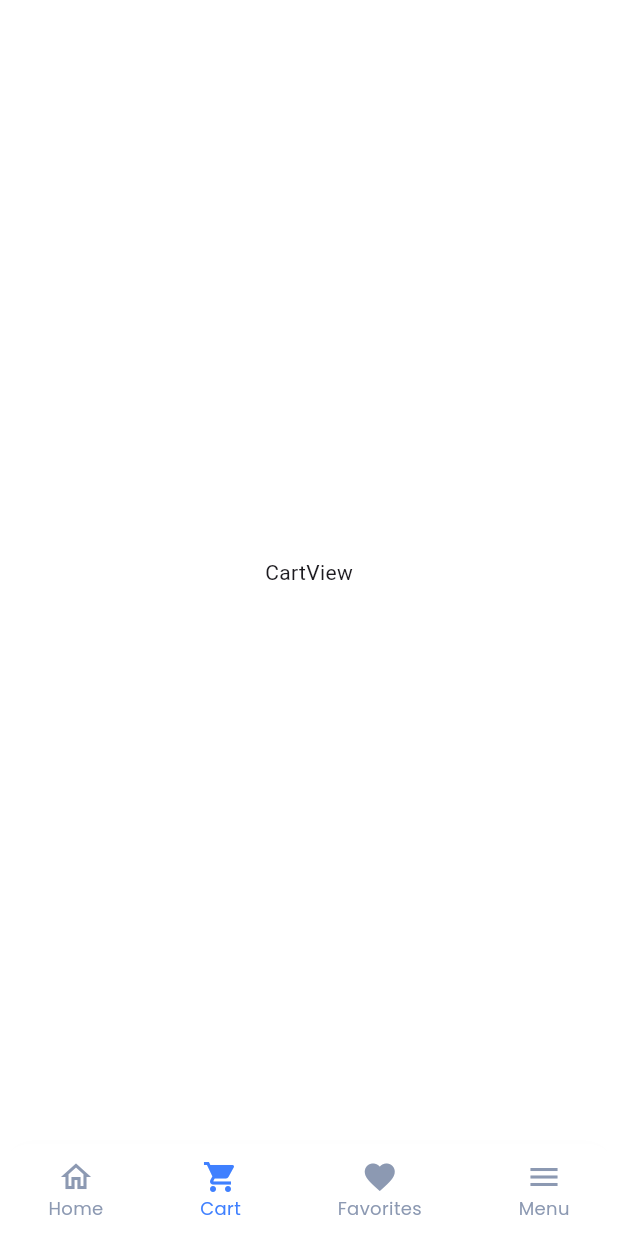
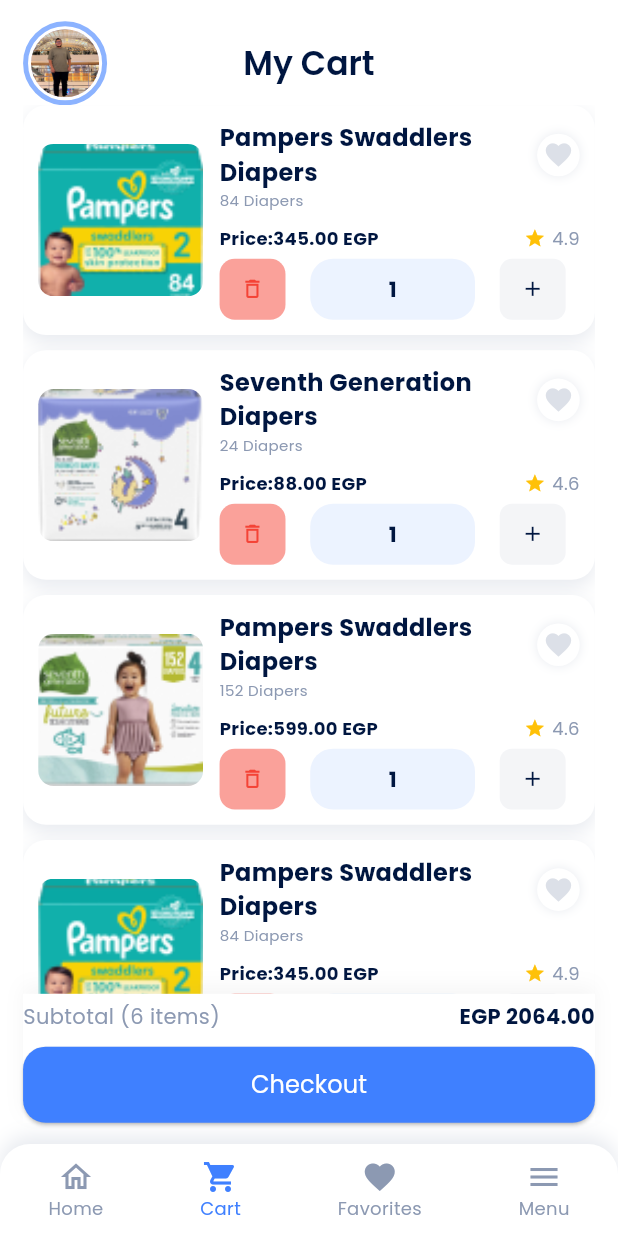
Before and after one commit to khaledmohd202/marketi, a Flutter app: the screen it shows after launch, item 2 of the bottom bar chosen, on a phone screen of 412 x 824 dp. Run offline on Flutter 3.47's test engine with Material 3 defaults, Android fonts, the phone set to English and light mode, and no system bars; our stand-ins replace dartz, dio, flutter_bloc, flutter_screenutil, get_it, jwt_decoder and 3 more.

Commit message:
Cart View is Done "UI"

```diff
--- a/lib/core/common/widgets/category_card.dart
+++ b/lib/core/common/widgets/category_card.dart
@@ -29,7 +29,7 @@
               borderRadius: BorderRadius.circular(10.r),
               //
               // ignore: deprecated_member_use
-              // color: MarketiColors.greyColor.withOpacity(0.1),
+              // color:Colors.grey.withValues(alpha: 0.1)
               border: Border.all(
                 color: MarketiColors.lightBlue100Color,
                 // color: Colors.transparent,
--- /dev/null
+++ b/lib/core/common/widgets/custom_circle_avatar.dart
@@ -0,0 +1,41 @@
+import 'package:flutter/material.dart';
+import 'package:flutter_screenutil/flutter_screenutil.dart';
+import 'package:marketi/core/const/images/marketi_images.dart';
+import 'package:marketi/core/themes/colors/marketi_colors.dart';
+
+class CustomCircleAvatar extends StatelessWidget {
+  const CustomCircleAvatar({
+    super.key, this.onTap,
+  });
+
+  final VoidCallback? onTap;
+
+  @override
+  Widget build(BuildContext context) {
+    return InkWell(
+      onTap: onTap,
+      child: Container(
+        height: 60.h,
+        width: 60.w,
+        decoration: BoxDecoration(
+          borderRadius: BorderRadius.circular(30.r),
+          border: BoxBorder.all(
+            color: MarketiColors.lightBlue500Color,
+            width: 3.w,
+          ),
+        ),
+        child: Padding(
+          padding: const EdgeInsets.all(2),
+          child: CircleAvatar(
+            radius: 25.r,
+            backgroundImage: const AssetImage(MarketiImages.khaled),
+            // backgroundImage: NetworkImage(
+            //   CacheHelper().getDataString(key: ApiKey.image) ??
+            //       MarketiImages.khaled,
+            // ),
+          ),
+        ),
+      ),
+    );
+  }
+}
--- /dev/null
+++ b/lib/core/common/widgets/favorites_icon.dart
@@ -0,0 +1,41 @@
+import 'package:flutter/material.dart';
+import 'package:flutter_screenutil/flutter_screenutil.dart';
+import 'package:marketi/core/themes/colors/marketi_colors.dart';
+
+class FavoritesIcon extends StatelessWidget {
+  const FavoritesIcon({
+    required this.iconWidget,
+    super.key,
+    this.onTap,
+  });
+
+  final VoidCallback? onTap;
+  final Widget iconWidget;
+
+  @override
+  Widget build(BuildContext context) {
+    return Positioned(
+      top: 8.h,
+      right: 8.w,
+      child: GestureDetector(
+        onTap: onTap,
+        child: Container(
+          padding: EdgeInsets.all(4.r),
+          decoration: BoxDecoration(
+            color: Colors.white,
+            shape: BoxShape.circle,
+            boxShadow: [
+              BoxShadow(
+                color: MarketiColors.greyColor.withValues(
+                  alpha: 0.2,
+                ),
+                blurRadius: 5,
+              ),
+            ],
+          ),
+          child: iconWidget,
+        ),
+      ),
+    );
+  }
+}
--- a/lib/core/common/widgets/product_card.dart
+++ b/lib/core/common/widgets/product_card.dart
@@ -1,5 +1,6 @@
 import 'package:flutter/material.dart';
 import 'package:flutter_screenutil/flutter_screenutil.dart';
+import 'package:marketi/core/common/widgets/favorites_icon.dart';
 import 'package:marketi/core/themes/colors/marketi_colors.dart';
 import 'package:marketi/core/themes/styles/marketi_text_styles.dart';
 
@@ -47,9 +48,7 @@
           color: Colors.transparent,
           boxShadow: [
             BoxShadow(
-              //
-              // ignore: deprecated_member_use
-              color: Colors.grey.withOpacity(0.1),
+              color: MarketiColors.greyColor.withValues(alpha: 0.1),
               blurRadius: 10,
               offset: const Offset(0, 5),
             ),
@@ -83,7 +82,7 @@
                     ),
                   ),
                   // Discount Badge
-                  if( widget.discount != null )
+                  if (widget.discount != null)
                     Positioned(
                       top: 8.h,
                       left: 8.w,
@@ -106,37 +105,18 @@
                       ),
                     ),
                   // Favorite Icon
-                  Positioned(
-                    top: 8.h,
-                    right: 8.w,
-                    child: GestureDetector(
+                  FavoritesIcon(
                     onTap: () {
                       setState(() {
                         _isFavorite = !_isFavorite;
                       });
                     },
-                      child: Container(
-                        padding: EdgeInsets.all(4.r),
-                        decoration: BoxDecoration(
-                          color: Colors.white,
-                          shape: BoxShape.circle,
-                          boxShadow: [
-                            BoxShadow(
-                              //
-                              // ignore: deprecated_member_use
-                              color: Colors.grey.withOpacity(0.2),
-                              blurRadius: 5,
-                            ),
-                          ],
-                        ),
-                        child: Icon(
-                          _isFavorite ? Icons.favorite : Icons.favorite_outline,
+                    iconWidget: Icon(
+                      widget.selectedIcon,
                       size: 20.r,
                       color: _isFavorite
-                              ? MarketiColors.darkBlue100Color
-                              : MarketiColors.greyColor,
-                        ),
-                      ),
+                          ? MarketiColors.lightBlue900Color
+                          : MarketiColors.greyColor.withValues(alpha: 0.3),
                     ),
                   ),
                 ],
@@ -183,7 +163,7 @@
                       ),
                     ],
                   ),
-                  // tile
+                  // title
                   Text(
                     widget.name,
                     style: MarketiTextStyles.textStyle12.copyWith(
--- a/lib/core/const/images/marketi_images.dart
+++ b/lib/core/const/images/marketi_images.dart
@@ -41,4 +41,9 @@
   static const String townTeamLogo = 'assets/images/home/town_team_logo.png';
   static const String jblLogo = 'assets/images/home/jbl_logo.png';
   static const String sonyLogo = 'assets/images/home/sony_logo.png';
+
+  // Cart Images
+  static const String pampersCart1 = 'assets/images/cart/pampers_cart1.png';
+  static const String pampersCart2 = 'assets/images/cart/pampers_cart2.png';
+  static const String pampersCart3 = 'assets/images/cart/pampers_cart3.png';
 }
--- a/lib/core/routing/app_routes.dart
+++ b/lib/core/routing/app_routes.dart
@@ -12,7 +12,7 @@
 import 'package:marketi/features/auth/presentation/view/verification_code_with_phone.dart';
 import 'package:marketi/features/auth/presentation/view_model/sign_in_cubit.dart';
 import 'package:marketi/features/auth/presentation/view_model/sign_up_cubit.dart';
-import 'package:marketi/features/cart/data/repo/view/cart_view.dart';
+import 'package:marketi/features/cart/presentation/view/cart_view.dart';
 import 'package:marketi/features/favorites/presentation/view/favorites_view.dart';
 import 'package:marketi/features/home/presentation/view/home_view.dart';
 import 'package:marketi/features/main/presentation/view/main_view.dart';
--- a/lib/features/cart/data/repo/view/cart_view.dart
+++ /dev/null
@@ -1,15 +0,0 @@
-import 'package:flutter/material.dart';
-
-class CartView extends StatelessWidget {
-  const CartView({super.key});
-
-  @override
-  Widget build(BuildContext context) {
-    return const Scaffold(
-      // appBar: AppBar(title: Text('MenuView'),),
-      body: Center(
-        child: Text('CartView'),
-      ),
-    );
-  }
-}
--- /dev/null
+++ b/lib/features/cart/presentation/view/cart_view.dart
@@ -0,0 +1,106 @@
+import 'package:flutter/material.dart';
+import 'package:flutter_screenutil/flutter_screenutil.dart';
+import 'package:marketi/core/const/images/marketi_images.dart';
+import 'package:marketi/features/cart/presentation/widgets/cart_bottom.dart';
+import 'package:marketi/features/cart/presentation/widgets/cart_header.dart';
+import 'package:marketi/features/cart/presentation/widgets/cart_product_card.dart';
+
+class CartView extends StatefulWidget {
+  const CartView({super.key});
+
+  @override
+  State<CartView> createState() => _CartViewState();
+}
+
+class _CartViewState extends State<CartView> {
+  @override
+  Widget build(BuildContext context) {
+    return SafeArea(
+      child: Padding(
+        padding: EdgeInsets.symmetric(horizontal: 14.w, vertical: 14.h),
+        child: Column(
+          children: [
+            // Header
+            const CartAndFavoriteHeader(
+              title: 'My Cart',
+            ),
+            // Products List
+            Expanded(
+              child: ListView.separated(
+                itemCount: _productImages.length,
+                separatorBuilder: (context, index) => SizedBox(height: 10.h),
+                itemBuilder: (context, index) {
+                  return CartProductCard(
+                    image: _productImages[index],
+                    productTitle: _productNames[index],
+                    description: _productDescriptions[index],
+                    price: _productPrices[index],
+                    rating: _productRatings[index],
+                    selectedIcon: Icons.favorite,
+                  );
+                },
+              ),
+            ),
+            // Checkout Button
+            CartBottom(
+              totalItems: _productImages.length.toString(),
+              totalPrice: _totalPrice.toStringAsFixed(2),
+              onPressed: () {
+                // Handle checkout logic here
+              },
+            ),
+          ],
+        ),
+      ),
+    );
+  }
+}
+
+double get _totalPrice {
+  return _productPrices.fold(0, (sum, price) => sum + double.parse(price));
+}
+
+final List<String> _productImages = [
+  MarketiImages.pampersCart1,
+  MarketiImages.pampersCart2,
+  MarketiImages.pampersCart3,
+  MarketiImages.pampersCart1,
+  MarketiImages.pampersCart2,
+  MarketiImages.pampersCart3,
+];
+
+final List<String> _productNames = [
+  'Pampers Swaddlers Diapers',
+  'Seventh Generation Diapers',
+  'Pampers Swaddlers Diapers',
+  'Pampers Swaddlers Diapers',
+  'Seventh Generation Diapers',
+  'Pampers Swaddlers Diapers',
+];
+
+final List<String> _productDescriptions = [
+  '84 Diapers',
+  '24 Diapers',
+  '152 Diapers',
+  '84 Diapers',
+  '24 Diapers',
+  '152 Diapers',
+];
+
+final List<String> _productPrices = [
+  '345.00',
+  '88.00',
+  '599.00',
+  '345.00',
+  '88.00',
+  '599.00',
+];
+
+final List<String> _productRatings = [
+  '4.9',
+  '4.6',
+  '4.6',
+  '4.9',
+  '4.6',
+  '4.6',
+];
--- /dev/null
+++ b/lib/features/cart/presentation/widgets/cart_bottom.dart
@@ -0,0 +1,66 @@
+import 'package:flutter/material.dart';
+import 'package:flutter_screenutil/flutter_screenutil.dart';
+import 'package:marketi/core/common/widgets/custom_elevated_button.dart';
+import 'package:marketi/core/themes/colors/marketi_colors.dart';
+import 'package:marketi/core/themes/styles/marketi_text_styles.dart';
+
+class CartBottom extends StatelessWidget {
+  const CartBottom({
+    required this.totalItems,
+    required this.totalPrice,
+    required this.onPressed,
+    super.key,
+  });
+  final String totalItems;
+  final String totalPrice;
+  final void Function() onPressed;
+
+  @override
+  Widget build(BuildContext context) {
+    return Container(
+      // padding: EdgeInsets.symmetric(horizontal: 15.w, vertical: 15.h),
+      decoration: BoxDecoration(
+        color: Colors.white,
+        boxShadow: [
+          BoxShadow(
+            color: Colors.grey.withValues(alpha: 0.1),
+            blurRadius: 10,
+            offset: const Offset(0, -5),
+          ),
+        ],
+      ),
+      child: Column(
+        children: [
+          SizedBox(height: 5.h),
+          Row(
+            mainAxisAlignment: MainAxisAlignment.spaceBetween,
+            children: [
+              Text(
+                'Subtotal ($totalItems items)',
+                style: MarketiTextStyles.textStyle14.copyWith(
+                  color: MarketiColors.greyColor,
+                ),
+              ),
+              Text(
+                'EGP $totalPrice',
+                style: MarketiTextStyles.textStyle14.copyWith(
+                  fontWeight: FontWeight.bold,
+                  color: MarketiColors.darkBlue900Color,
+                ),
+              ),
+            ],
+          ),
+          SizedBox(height: 10.h),
+          CustomButton(
+            onPressed: onPressed,
+            text: 'Checkout',
+            width: double.infinity,
+            height: 50.h,
+            backgroundColor: MarketiColors.lightBlue900Color,
+            textColor: Colors.white,
+          ),
+        ],
+      ),
+    );
+  }
+}
--- /dev/null
+++ b/lib/features/cart/presentation/widgets/cart_header.dart
@@ -0,0 +1,26 @@
+import 'package:flutter/material.dart';
+import 'package:marketi/core/common/widgets/custom_circle_avatar.dart';
+import 'package:marketi/core/common/widgets/text_app.dart';
+import 'package:marketi/core/themes/colors/marketi_colors.dart';
+import 'package:marketi/core/themes/styles/marketi_text_styles.dart';
+
+class CartAndFavoriteHeader extends StatelessWidget {
+  const CartAndFavoriteHeader({required this.title, super.key});
+  final String title;
+
+  @override
+  Widget build(BuildContext context) {
+    return AppBar(
+      backgroundColor: Colors.white,
+      elevation: 0,
+      leading: CustomCircleAvatar(onTap: () {}),
+      centerTitle: true,
+      title: TextApp(
+        text: title,
+        theme: MarketiTextStyles.textStyle22.copyWith(
+          color: MarketiColors.darkBlue900Color,
+        ),
+      ),
+    );
+  }
+}
--- /dev/null
+++ b/lib/features/cart/presentation/widgets/cart_product_card.dart
@@ -0,0 +1,207 @@
+import 'package:flutter/material.dart';
+import 'package:flutter_screenutil/flutter_screenutil.dart';
+import 'package:marketi/core/common/widgets/favorites_icon.dart';
+import 'package:marketi/core/common/widgets/text_app.dart';
+import 'package:marketi/core/themes/colors/marketi_colors.dart';
+import 'package:marketi/core/themes/styles/marketi_text_styles.dart';
+
+class CartProductCard extends StatefulWidget {
+  const CartProductCard({
+    required this.rating,
+    required this.price,
+    required this.description,
+    required this.selectedIcon,
+    required this.productTitle,
+    required this.image,
+    super.key,
+  });
+  final String image;
+
+  final String productTitle;
+  final String description;
+  final String price;
+  final String rating;
+  final IconData selectedIcon;
+
+  @override
+  State<CartProductCard> createState() => _CartProductCardState();
+}
+
+class _CartProductCardState extends State<CartProductCard> {
+  bool _isFavorite = false;
+  int _quantity = 1;
+  @override
+  Widget build(BuildContext context) {
+    return Container(
+      padding: EdgeInsets.all(10.r),
+      decoration: BoxDecoration(
+        color: Colors.white,
+        borderRadius: BorderRadius.circular(15.r),
+        boxShadow: [
+          BoxShadow(
+            color: MarketiColors.greyColor.withValues(alpha: 0.2),
+            blurRadius: 10,
+            offset: const Offset(0, 5),
+          ),
+        ],
+      ),
+      child: Row(
+        children: [
+          // Product Image
+          ClipRRect(
+            borderRadius: BorderRadius.circular(10.r),
+            child: Image.asset(
+              widget.image,
+              width: 100.w,
+              height: 100.h,
+              fit: BoxFit.cover,
+            ),
+          ),
+          SizedBox(width: 10.w),
+          // Product Title and Favorite Icon
+          Expanded(
+            child: Column(
+              crossAxisAlignment: CrossAxisAlignment.start,
+              children: [
+                Row(
+                  children: [
+                    // Product Tile
+                    Expanded(
+                      child: TextApp(
+                        text: widget.productTitle,
+                        theme: MarketiTextStyles.textStyle16.copyWith(
+                          fontWeight: FontWeight.bold,
+                          color: MarketiColors.darkBlue900Color,
+                        ),
+                      ),
+                    ),
+                    // Favorite Icon
+                    FavoritesIcon(
+                      onTap: () {
+                        setState(() {
+                          _isFavorite = !_isFavorite;
+                        });
+                      },
+                      iconWidget: Icon(
+                        widget.selectedIcon,
+                        size: 20.r,
+                        color: _isFavorite
+                            ? MarketiColors.lightBlue900Color
+                            : MarketiColors.greyColor.withValues(alpha: 0.3),
+                      ),
+                    ),
+                  ],
+                ),
+                // Quantity of the product
+                TextApp(
+                  text: widget.description,
+                  theme: MarketiTextStyles.textStyle10.copyWith(
+                    color: MarketiColors.greyColor,
+                  ),
+                ),
+                SizedBox(height: 10.h),
+                // Price and Raring
+                Row(
+                  children: [
+                    // Price
+                    TextApp(
+                      text: 'Price:${widget.price} EGP',
+                      theme: MarketiTextStyles.textStyle12.copyWith(
+                        fontWeight: FontWeight.bold,
+                        color: MarketiColors.darkBlue900Color,
+                      ),
+                    ),
+                    const Spacer(),
+                    // Rating
+                    Icon(Icons.star, size: 14.r, color: Colors.amber),
+                    SizedBox(width: 4.w),
+                    TextApp(
+                      text: widget.rating,
+                      theme: MarketiTextStyles.textStyle12.copyWith(
+                        color: MarketiColors.greyColor,
+                      ),
+                    ),
+                  ],
+                ),
+                SizedBox(height: 5.h),
+                // Buttons to increase or decrease the quantity of the product
+                Row(
+                  children: [
+                    // Decrease Button
+                    GestureDetector(
+                      onTap: () {
+                        setState(() {
+                          if (_quantity > 1) {
+                            _quantity--;
+                          }
+                        });
+                      },
+                      child: Container(
+                        height: 40.h,
+                        width: 40.w,
+                        decoration: BoxDecoration(
+                          color: _quantity == 1
+                              ? Colors.red.withValues(alpha: 0.5)
+                              : MarketiColors.greyColor.withValues(alpha: 0.2),
+                          borderRadius: BorderRadius.circular(10.r),
+                        ),
+                        child: Icon(
+                          _quantity == 1 ? Icons.delete_outline : Icons.remove,
+                          size: 16.r,
+                          color: _quantity == 1
+                              ? Colors.red
+                              : MarketiColors.greyColor,
+                        ),
+                      ),
+                    ),
+                    SizedBox(width: 15.w),
+                    Container(
+                      height: 40.h,
+                      width: 100.w,
+                      alignment: Alignment.center,
+                      decoration: BoxDecoration(
+                        borderRadius: BorderRadius.circular(15.r),
+                        color: MarketiColors.lightBlue100Color.withValues(
+                          alpha: 0.5,
+                        ),
+                      ),
+                      child: TextApp(
+                        text: _quantity.toString(),
+                        theme: MarketiTextStyles.textStyle14.copyWith(
+                          fontWeight: FontWeight.bold,
+                          color: MarketiColors.darkBlue900Color,
+                        ),
+                      ),
+                    ),
+                    SizedBox(width: 15.w),
+                    // Plus
+                    GestureDetector(
+                      onTap: () {
+                        setState(() {
+                          _quantity++;
+                        });
+                      },
+                      child: Container(
+                        height: 40.h,
+                        width: 40.w,
+                        decoration: BoxDecoration(
+                          color: MarketiColors.greyColor.withValues(alpha: 0.1),
+                          borderRadius: BorderRadius.circular(8.r),
+                        ),
+                        child: Icon(
+                          Icons.add,
+                          size: 16.r,
+                          color: MarketiColors.darkBlue900Color,
+                        ),
+                      ),
+                    ),
+                  ],
+                ),
+              ],
+            ),
+          ),
+        ],
+      ),
+    );
+  }
+}
--- a/lib/features/favorites/presentation/view/favorites_view.dart
+++ b/lib/features/favorites/presentation/view/favorites_view.dart
@@ -1,14 +1,24 @@
 import 'package:flutter/material.dart';
+import 'package:flutter_screenutil/flutter_screenutil.dart';
+import 'package:marketi/features/cart/presentation/widgets/cart_header.dart';
 
 class FavoritesView extends StatelessWidget {
   const FavoritesView({super.key});
 
   @override
   Widget build(BuildContext context) {
-    return const Scaffold(
-      // appBar: AppBar(title: Text('MenuView'),),
-      body: Center(
-        child: Text('FavoritesView'),
+    return SafeArea(
+      child: Padding(
+        padding: EdgeInsets.symmetric(horizontal: 14.w, vertical: 14.h),
+        child: const CustomScrollView(
+          slivers: [
+            SliverToBoxAdapter(
+              child: CartAndFavoriteHeader(
+                title: 'My Favorites',
+              ),
+            ),
+          ],
+        ),
       ),
     );
   }
--- a/lib/features/home/presentation/widgets/home_brands.dart
+++ b/lib/features/home/presentation/widgets/home_brands.dart
@@ -1,6 +1,7 @@
 import 'package:flutter/material.dart';
 import 'package:flutter_screenutil/flutter_screenutil.dart';
 import 'package:marketi/core/const/images/marketi_images.dart';
+import 'package:marketi/core/themes/colors/marketi_colors.dart';
 
 class HomeBrands extends StatelessWidget {
   const HomeBrands({super.key});
@@ -22,9 +23,7 @@
               borderRadius: BorderRadius.circular(15.r),
               boxShadow: [
                 BoxShadow(
-                  //
-                  // ignore: deprecated_member_use
-                  color: Colors.grey.withOpacity(0.1),
+                  color: MarketiColors.greyColor.withValues(alpha: 0.2),
                   blurRadius: 10.r,
                 ),
               ],
--- a/lib/features/home/presentation/widgets/home_header.dart
+++ b/lib/features/home/presentation/widgets/home_header.dart
@@ -1,8 +1,8 @@
 import 'package:flutter/material.dart';
 import 'package:flutter_screenutil/flutter_screenutil.dart';
+import 'package:marketi/core/common/widgets/custom_circle_avatar.dart';
 import 'package:marketi/core/common/widgets/text_app.dart';
 import 'package:marketi/core/const/icons/marketi_icons.dart';
-import 'package:marketi/core/const/images/marketi_images.dart';
 import 'package:marketi/core/themes/colors/marketi_colors.dart';
 import 'package:marketi/core/themes/styles/marketi_text_styles.dart';
 
@@ -12,32 +12,8 @@
   @override
   Widget build(BuildContext context) {
     return Row(
-      // crossAxisAlignment: CrossAxisAlignment.center,
       children: [
-        Container(
-          height: 60.h,
-          width: 60.w,
-          decoration: BoxDecoration(
-            // color: MarketiColors.lightBlue500Color,
-            // color: Colors.red,
-            borderRadius: BorderRadius.circular(30.r),
-            border: BoxBorder.all(
-              color: MarketiColors.lightBlue500Color,
-              width: 3.w,
-            ),
-          ),
-          child: Padding(
-            padding: const EdgeInsets.all(2),
-            child: CircleAvatar(
-              radius: 25.r,
-              backgroundImage: const AssetImage(MarketiImages.khaled),
-              // backgroundImage: NetworkImage(
-              //   CacheHelper().getDataString(key: ApiKey.image) ??
-              //       MarketiImages.khaled,
-              // ),
-            ),
-          ),
-        ),
+        CustomCircleAvatar(onTap: () {}),
         SizedBox(width: 10.w),
         TextApp(
           text: 'Hi Khaled! 🤍',
--- a/lib/features/main/presentation/view/main_view.dart
+++ b/lib/features/main/presentation/view/main_view.dart
@@ -1,6 +1,7 @@
 import 'package:flutter/material.dart';
 import 'package:flutter_screenutil/flutter_screenutil.dart';
-import 'package:marketi/features/cart/data/repo/view/cart_view.dart';
+import 'package:marketi/core/themes/colors/marketi_colors.dart';
+import 'package:marketi/features/cart/presentation/view/cart_view.dart';
 import 'package:marketi/features/favorites/presentation/view/favorites_view.dart';
 import 'package:marketi/features/home/presentation/view/home_view.dart';
 import 'package:marketi/features/main/presentation/widgets/bottom_nav_item.dart';
@@ -36,7 +37,7 @@
             ),
             boxShadow: [
               BoxShadow(
-                color: Colors.grey.withAlpha(2),
+                color: MarketiColors.greyColor.withValues(alpha: 0.2),
                 blurRadius: 10,
                 offset: const Offset(0, -5),
               ),
--- a/pubspec.yaml
+++ b/pubspec.yaml
@@ -54,6 +54,7 @@
     - assets/images/onboarding/
     - assets/images/auth/
     - assets/images/home/
+    - assets/images/cart/
 
     - assets/lang/
     - assets/fonts/
```
Also changed, not shown: assets/images/cart/pampers_cart1.png (added), assets/images/cart/pampers_cart2.png (added), assets/images/cart/pampers_cart3.png (added). Lines whose indentation alone changed are shown as unchanged.
